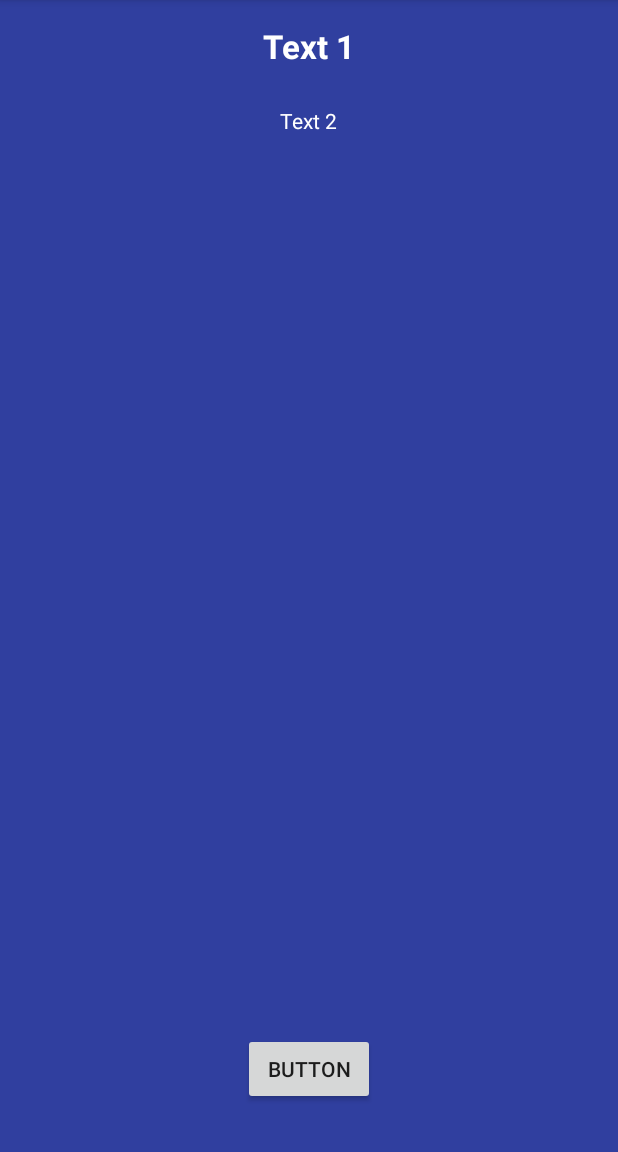
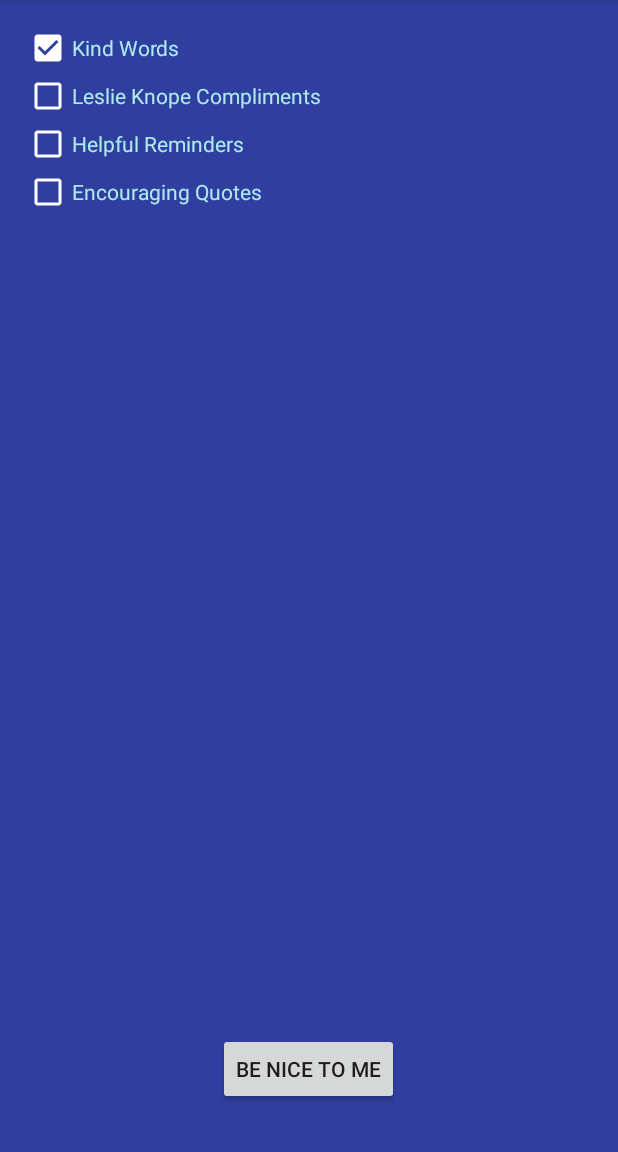
Before and after one commit to chandlergaines/KindredSpirits, an Android app: the KindWordsActivity screen opened directly, with no data from a screen before it, on a phone screen of 412 x 824 dp, the part 84-1236 px from its top. Run offline under Robolectric (Android 15) with nearby library versions, the phone set to English and light mode, and no system bars; our stand-ins replace ButterKnife.

Commit message:
Eleventh: Kind Words edits. Working on letting user select from available lists to populate the random generator. Currently successful at adding additional items, mixed success with removing unchecked items.

```diff
--- a/KindredSpirits/app/src/main/AndroidManifest.xml
+++ b/KindredSpirits/app/src/main/AndroidManifest.xml
@@ -19,6 +19,7 @@
     <uses-permission android:name="android.permission.INTERNET"/>
     <uses-permission android:name="android.permission.ACCESS_COARSE_LOCATION"/>
     <uses-permission android:name="android.permission.ACCESS_FINE_LOCATION"/>
+    <uses-permission android:name="android.permission.CALL_PHONE"/>
 
     <application
         android:allowBackup="true"
@@ -43,8 +44,7 @@
         </activity>
         <activity android:name=".HotlineActivity">
         </activity>
-        <activity
-            android:name=".MainActivity">
+        <activity android:name=".MainActivity">
         </activity>
         <activity android:name=".RegistrationActivity">
         </activity>
@@ -52,6 +52,8 @@
         </activity>
         <activity android:name=".FirebaseTest">
         </activity>
+        <activity android:name=".SafeCircle">
+        </activity>
     </application>
 
 </manifest>
--- a/KindredSpirits/app/src/main/java/com/chandler/android/aca/kindredspirits/BreathingActivity.java
+++ b/KindredSpirits/app/src/main/java/com/chandler/android/aca/kindredspirits/BreathingActivity.java
@@ -18,7 +18,7 @@ public class BreathingActivity extends AppCompatActivity{
 
     Animation mAnimZoomInOut;
    // Animation mAnimZoomOut;
-    int mSeekSpeedProgress;
+    int mSeekSpeedProgress = 3000;
     int repeat;
 
     @BindView(R.id.imageViewBreathing) ImageButton mBreathingImage;
@@ -37,6 +37,7 @@ public class BreathingActivity extends AppCompatActivity{
             @Override
             public void onClick(View v) {
 
+                mAnimZoomInOut.setDuration(mSeekSpeedProgress);
                 mBreathingImage.startAnimation(mAnimZoomInOut);
 
             }
@@ -51,7 +52,6 @@ public class BreathingActivity extends AppCompatActivity{
             }
         });
 
-        mSeekSpeedProgress = 3000;
 
         mSeekerText.setText("Change the pace using the seekbar");
         loadAnimations();
--- a/KindredSpirits/app/src/main/java/com/chandler/android/aca/kindredspirits/KindBook.java
+++ b/KindredSpirits/app/src/main/java/com/chandler/android/aca/kindredspirits/KindBook.java
@@ -1,26 +1,96 @@
 package com.chandler.android.aca.kindredspirits;
 
+import java.util.ArrayList;
+import java.util.List;
 import java.util.Random;
 
 public class KindBook {
 
     //todo populate these arrays with more data
 
-    private String[] mKindness = {
-        "You matter.",
-        "You are enough.",
-        "Your smile lights up the room.",
-        ""
+    public String[] mKindness = {
+            "You matter.",
+            "You are enough.",
+            "Your smile lights up the room.",
+            "I'm so glad you exist.",
+            "What you're going through is temporary.",
+            "You can survive this.",
     };
 
-    private String[] mQuotes = {
-
+    public String[] mKnope = {
+            "You beautiful tropical fish.",
+            "You’re smart as a whip and you’re cool under pressure.",
+            "You are such a good friend.",
+            "You’re a beautiful, talented, brilliant, powerful musk-ox",
+            "You cunning, pliable, chestnut-haired sunfish",
+            "You’re a genius! Your brain is almost as perfect as your face",
+            "You beautiful, naïve, sophisticated newborn baby.",
+            "You poetic, noble land-mermaid.",
+            "You beautiful, rule-breaking moth.",
+            "You beautiful, devious bastard.",
+            "You beautiful spinster. I will find you love.",
+            "You wild, majestic unicorn.",
+            "You’re so sweet and innocent and pretty.",
+            "I always forget because you're so pretty, you're not used to rejection.",
+            "You are so brilliant and kind and stupid hot, you’re definitely " +
+                    "going to find a wonderful person who loves you and respects you " +
+                    "and fills your home with beautiful genius babies.",
+            "You’re so beautiful. I mean, you’re always beautiful, " +
+                    "but right now you’re the most beautiful, glowing, sun goddess ever.",
+            "You spectacular, golden-tongued sunflower.",
+            "You are the greatest human being ever invented.",
+            "There is nothing harder in the entire world than saying no to your beautiful face.",
+            "You tricky minx.",
+            "Now I have two best friends: you and you. Each one more beautiful than the other.",
+            "You're beautiful and you're organized!",
+            "No one can fill your shoes, with your perfect little doll feet.",
+            "You beautiful, coy bastard.",
+            "You are the smartest, most accomplished person I know. And check out that bod!",
+            "You barrell of monkeys...and kindness.",
+            "You beautiful, confused defender of justice.",
+            "You magnificent tree of life.",
+            "You delicious stack of waffles.",
+            "You equine, L'il Sebastian-spirited ballerina.",
+            "You sly industrial park.",
+            "You impish, beautiful liger.",
+            "You spectacular cloud of brilliance.",
+            "You compassionate ranger of parks.",
+            "You unstoppable, glamorous freight train.",
+            "You gorgeous, simple house cat.",
+            "You fluorescent light bulb of truth.",
+            "You handsome, genius child.",
+            "You clever, wonderful flying squirrel.",
+            "You wild and crazy flower pot.",
+            "You elegant, tiny bus driver.",
+            "You beautiful, misunderstood sports car.",
+            "You vivacious rainbow of joy.",
+            "You adorable, miniature horse.",
+            "You gorgeous, purebred poodle.",
+            "You transcendent, little seahorse",
+            "You sneaky, persistent ice sculptor.",
+            "You elusive, runaway hot air balloon.",
+            "You humble, intelligent golden retriever.",
+            "You phenomenal well of ideas.",
+            "You magnificent middle school marching band.",
+            "You priceless, expensive gem.",
+            "You flawless, apple pie."
     };
 
-    private String[] mRealityCheck = {
-        "What you're going through is temporary.",
-            "You can survive this.",
-            ""
+    public String[] mReality = {
+            "Be the change you wish to see in the world. -Mahatma Gandhi"
+    };
+
+    public String[] mAffirmations = {
+            "I am kind.",
+            "I am smart.",
+            "I am important.",
+    };
+
+    Object[] mArrays = {
+        mReality,
+        mKnope,
+        mKindness,
+        mAffirmations
     };
 
     public String getKindness(){
@@ -30,5 +100,50 @@ public class KindBook {
         kindness = mKindness[randomNumber];
 
         return kindness;
-    } //todo add to method to allow user to choose which arrays are pulled in
+    }
+
+
+    public String getKnope(){
+        String knope;
+        Random randomGenerator = new Random();
+        int randomNumber = randomGenerator.nextInt(mKnope.length);
+        knope = mKnope[randomNumber];
+
+        return knope;
+    }
+
+    public String getRealityCheck(){
+        String realityCheck;
+        Random randomGenerator = new Random();
+        int randomNumber = randomGenerator.nextInt(mAffirmations.length);
+        realityCheck = mAffirmations[randomNumber];
+
+        return realityCheck;
+    }
+
+    public String getReality(){
+        String quote;
+        Random randomGenerator = new Random();
+        int randomNumber = randomGenerator.nextInt(mReality.length);
+        quote = mReality[randomNumber];
+
+        return quote;
+    }
+
+    public String[] getArrays(){
+        String[] chosen;
+        Random randomGenerator = new Random();
+        int randomNumber = randomGenerator.nextInt(mArrayList.size());
+        chosen = mArrayList.get(randomNumber);
+
+        return chosen;
+    }
+
+    public List<String[]> mArrayList = new ArrayList<>();
+
+   /* mReality,
+    mKnope,
+    mKindness,
+    mAffirmations*/
+
 }
--- a/KindredSpirits/app/src/main/java/com/chandler/android/aca/kindredspirits/NoteDialogNew.java
+++ b/KindredSpirits/app/src/main/java/com/chandler/android/aca/kindredspirits/NoteDialogNew.java
@@ -156,7 +156,7 @@ public class NoteDialogNew extends DialogFragment{
     public void onDestroy() {
         super.onDestroy();
 
-        if (mImageUri != null){
+        if (mImageUri != null) {
             // Make sure we don't run out of memory
             BitmapDrawable bd = (BitmapDrawable) mImageView.getDrawable();
             bd.getBitmap().recycle();
--- a/KindredSpirits/app/src/main/res/anim/zoom_in_out.xml
+++ b/KindredSpirits/app/src/main/res/anim/zoom_in_out.xml
@@ -5,8 +5,8 @@
         android:fromYScale="1"
         android:pivotX="50%"
         android:pivotY="50%"
-        android:toXScale="6"
-        android:toYScale="6"
+        android:toXScale="5"
+        android:toYScale="5"
         android:interpolator="@android:anim/accelerate_decelerate_interpolator"
         android:repeatMode="reverse"
         android:repeatCount="infinite">
--- a/KindredSpirits/app/src/main/res/layout/activity_breathing.xml
+++ b/KindredSpirits/app/src/main/res/layout/activity_breathing.xml
@@ -16,7 +16,7 @@
         android:layout_width="match_parent"
         android:layout_height="wrap_content"
         android:layout_centerHorizontal="true"
-        android:layout_marginTop="435dp"
+        android:layout_below="@+id/imageBreathing"
         android:max="7000"
         android:indeterminate="false"
         android:id="@+id/seekBar"/>
@@ -38,7 +38,8 @@
         android:layout_height="wrap_content"
         android:text="pause"
         android:layout_centerHorizontal="true"
-        android:layout_marginTop="525dp"
+        android:layout_alignParentBottom="true"
+        android:layout_marginBottom="10dp"
         android:id="@+id/buttonPause"/>
 
     <ImageButton
@@ -60,7 +61,6 @@
         android:layout_width="400dp"
         android:layout_height="400dp"
         app:srcCompat="@drawable/dotted_circle"
-        android:layout_marginTop="19dp"
         android:id="@+id/imageBreathing"
         android:background="@null"
         android:tint="@color/colorPrimaryDark"
--- a/KindredSpirits/app/src/main/res/layout/activity_kind_words.xml
+++ b/KindredSpirits/app/src/main/res/layout/activity_kind_words.xml
@@ -5,55 +5,78 @@
     android:id="@+id/activity_kind_words"
     android:layout_width="match_parent"
     android:layout_height="match_parent"
+    android:background="@color/colorPrimaryDark"
     android:paddingBottom="@dimen/activity_vertical_margin"
     android:paddingLeft="@dimen/activity_horizontal_margin"
     android:paddingRight="@dimen/activity_horizontal_margin"
     android:paddingTop="@dimen/activity_vertical_margin"
-    android:background="@color/colorPrimaryDark"
     tools:context="com.chandler.android.aca.kindredspirits.KindWordsActivity">
 
     <TextView
+        android:id="@+id/kindText"
         android:layout_width="wrap_content"
         android:layout_height="wrap_content"
+        android:layout_below="@+id/kindInfo"
+        android:layout_centerHorizontal="true"
+        android:layout_marginTop="143dp"
+        android:textAlignment="center"
         android:textAppearance="?android:attr/textAppearanceLarge"
-        android:text="Text 1"
-        android:id="@+id/kindTitleText"
-        android:layout_alignParentTop="true"
-        android:layout_centerHorizontal="true"
-        android:textStyle="bold"
-        android:textColor="@android:color/white"/>
-
-    <TextView
-        android:layout_width="wrap_content"
-        android:layout_height="wrap_content"
-        android:id="@+id/kindInfo"
-        android:layout_below="@+id/kindTitleText"
-        android:layout_marginTop="25dp"
-        android:layout_centerHorizontal="true"
-        android:textAlignment="center"
-        android:text="Text 2"
-        android:textColor="@android:color/white"/>
-
-    <TextView
-        android:layout_width="wrap_content"
-        android:layout_height="wrap_content"
-        android:textAppearance="?android:attr/textAppearanceLarge"
-        android:id="@+id/kindText"
         android:textColor="#aceaeb"
-        android:textStyle="bold|italic"
         android:textSize="35dp"
-        android:textAlignment="center"
-        android:layout_marginTop="143dp"
-        android:layout_below="@+id/kindInfo"
-        android:layout_centerHorizontal="true"/>
+        android:textStyle="bold|italic"/>
 
     <Button
-        android:text="Button"
+        android:id="@+id/kindBtn"
         android:layout_width="wrap_content"
         android:layout_height="wrap_content"
         android:layout_alignParentBottom="true"
         android:layout_centerHorizontal="true"
         android:layout_marginBottom="15dp"
-        android:id="@+id/kindBtn"/>
+        android:text="BE NICE TO ME"/>
+
+    <LinearLayout
+        android:layout_width="wrap_content"
+        android:layout_height="wrap_content"
+        android:layout_alignParentLeft="true"
+        android:layout_alignParentStart="true"
+        android:orientation="vertical">
+
+        <CheckBox
+            android:id="@+id/kindCheck"
+            android:layout_width="match_parent"
+            android:layout_height="wrap_content"
+            android:buttonTint="@color/cardview_light_background"
+            android:checked="true"
+            android:onClick="onCheckboxClicked"
+            android:text="Kind Words"
+            android:textColor="#aceaeb"/>
+
+        <CheckBox
+            android:id="@+id/knopeCheck"
+            android:layout_width="match_parent"
+            android:layout_height="wrap_content"
+            android:buttonTint="@color/cardview_light_background"
+            android:onClick="onCheckboxClicked"
+            android:text="Leslie Knope Compliments"
+            android:textColor="#aceaeb"/>
+
+        <CheckBox
+            android:id="@+id/realityCheck"
+            android:layout_width="match_parent"
+            android:layout_height="wrap_content"
+            android:buttonTint="@color/cardview_light_background"
+            android:onClick="onCheckboxClicked"
+            android:text="Helpful Reminders"
+            android:textColor="#aceaeb"/>
+
+        <CheckBox
+            android:id="@+id/affirmationCheck"
+            android:layout_width="match_parent"
+            android:layout_height="wrap_content"
+            android:buttonTint="@color/cardview_light_background"
+            android:onClick="onCheckboxClicked"
+            android:text="Encouraging Quotes"
+            android:textColor="#aceaeb"/>
+    </LinearLayout>
 
 </RelativeLayout>
```
Also changed, not shown: KindredSpirits/app/src/main/java/com/chandler/android/aca/kindredspirits/HotlineActivity.java (+7 -5 lines), KindredSpirits/app/src/main/java/com/chandler/android/aca/kindredspirits/HotlineApiService.java (deleted, +0 -10 lines), KindredSpirits/app/src/main/java/com/chandler/android/aca/kindredspirits/HotlineDetailFragment.java (+27 -8 lines), KindredSpirits/app/src/main/java/com/chandler/android/aca/kindredspirits/HotlineViewHolder.java (+7 -0 lines), KindredSpirits/app/src/main/java/com/chandler/android/aca/kindredspirits/KindWordsActivity.java (+48 -3 lines), KindredSpirits/app/src/main/java/com/chandler/android/aca/kindredspirits/SafeCircle.java (added, +13 -0 lines), KindredSpirits/app/src/main/res/layout/activity_safe_circle.xml (added, +14 -0 lines), KindredSpirits/app/src/main/res/layout/frag_holder.xml (deleted, +0 -7 lines), KindredSpirits/app/src/main/res/layout/fragment_layout.xml (+22 -5 lines), KindredSpirits/app/src/main/res/layout/listitem_hotline.xml (+24 -8 lines).
